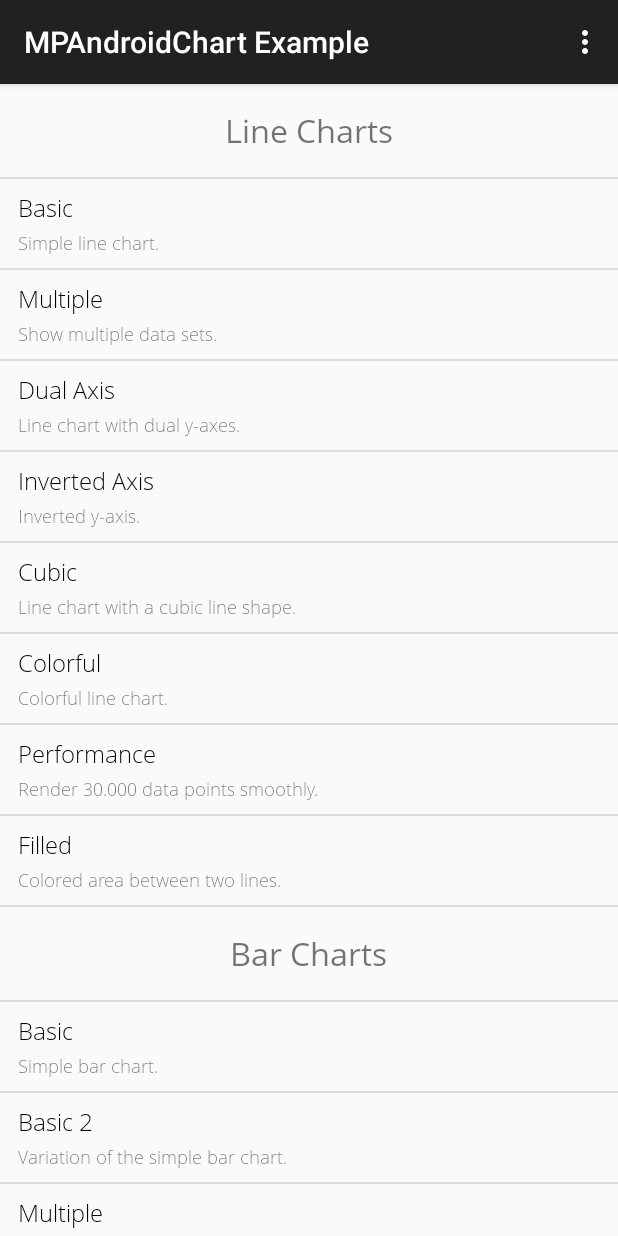
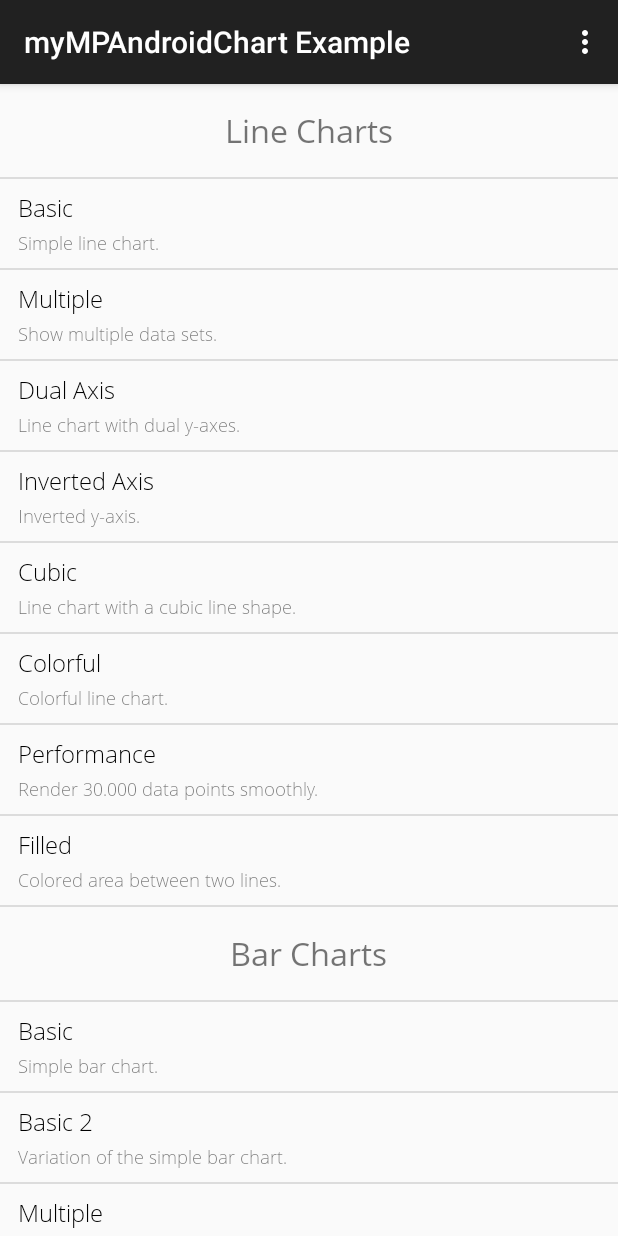
Before and after one commit to MEIIT/MPChart, an Android app: the screen it shows after launch (MainActivity), on a phone screen of 412 x 824 dp. Run offline under Robolectric (Android 15) with nearby library versions, the phone set to English and light mode, and no system bars.

Commit message:
修改标题

```diff
--- a/MPChartExample/src/main/java/com/xxmassdeveloper/mpchartexample/notimportant/MainActivity.java
+++ b/MPChartExample/src/main/java/com/xxmassdeveloper/mpchartexample/notimportant/MainActivity.java
@@ -60,7 +60,7 @@ public class MainActivity extends AppCompatActivity implements OnItemClickListen
                 WindowManager.LayoutParams.FLAG_FULLSCREEN);
         setContentView(R.layout.activity_main);
 
-        setTitle("MPAndroidChart Example");
+        setTitle("myMPAndroidChart Example");
 
         // initialize the utilities
         Utils.init(this);
```
